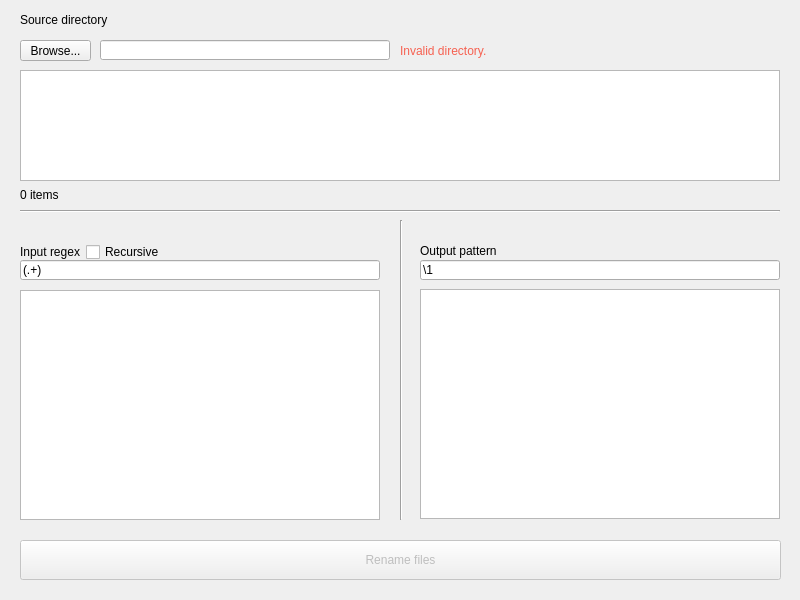
Before: the Qt Designer form src/mvrgx/gui/asset/main.ui in svioletg/mvrgx, drawn with Qt 5.
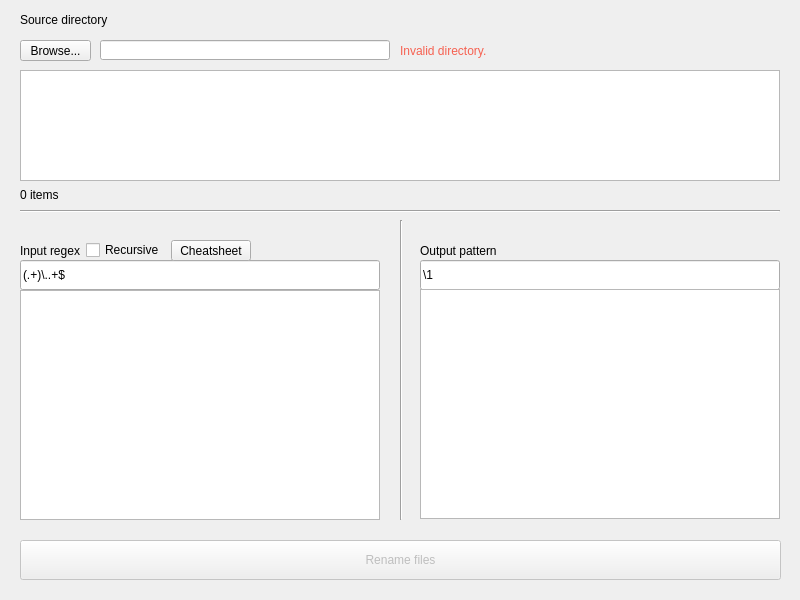
After: the same form once the commit is applied. Icons and pictures are not drawn.

Commit message: GUI functional, want to implement undo and check recursive moving

```diff
--- a/src/mvrgx/gui/asset/main.ui
+++ b/src/mvrgx/gui/asset/main.ui
@@ -107,11 +107,14 @@
       <x>20</x>
       <y>260</y>
       <width>360</width>
-      <height>20</height>
+      <height>30</height>
      </rect>
     </property>
+    <property name="styleSheet">
+     <string notr="true">font-family: &quot;Cascadia Mono&quot;, monospace;</string>
+    </property>
     <property name="text">
-     <string notr="true">(.+)</string>
+     <string notr="true">(.+)\..+$</string>
     </property>
     <property name="placeholderText">
      <string notr="true"/>
@@ -123,7 +126,7 @@
       <x>420</x>
       <y>260</y>
       <width>360</width>
-      <height>20</height>
+      <height>30</height>
      </rect>
     </property>
     <property name="text">
@@ -204,7 +207,7 @@
       <x>20</x>
       <y>240</y>
       <width>360</width>
-      <height>24</height>
+      <height>21</height>
      </rect>
     </property>
     <layout class="QHBoxLayout" name="horizontalLayoutInputRegex">
@@ -237,6 +240,13 @@
        </property>
       </widget>
      </item>
+     <item>
+      <widget class="QPushButton" name="pushButtonOpenRgxCheats">
+       <property name="text">
+        <string>Cheatsheet</string>
+       </property>
+      </widget>
+     </item>
      <item>
       <spacer name="horizontalSpacer">
        <property name="orientation">
@@ -258,7 +268,7 @@
       <x>420</x>
       <y>240</y>
       <width>351</width>
-      <height>22</height>
+      <height>21</height>
      </rect>
     </property>
     <layout class="QHBoxLayout" name="horizontalLayout_2">
```
Left out of the diff: 8 changed lines with no effect on the pictures. The commit also changes 7 other files.
